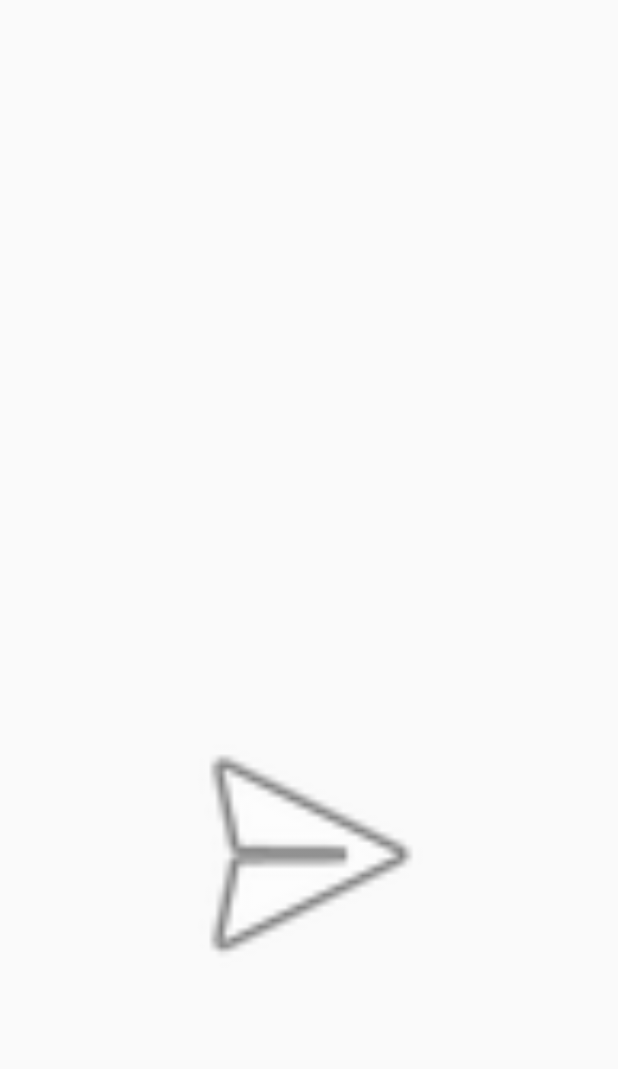
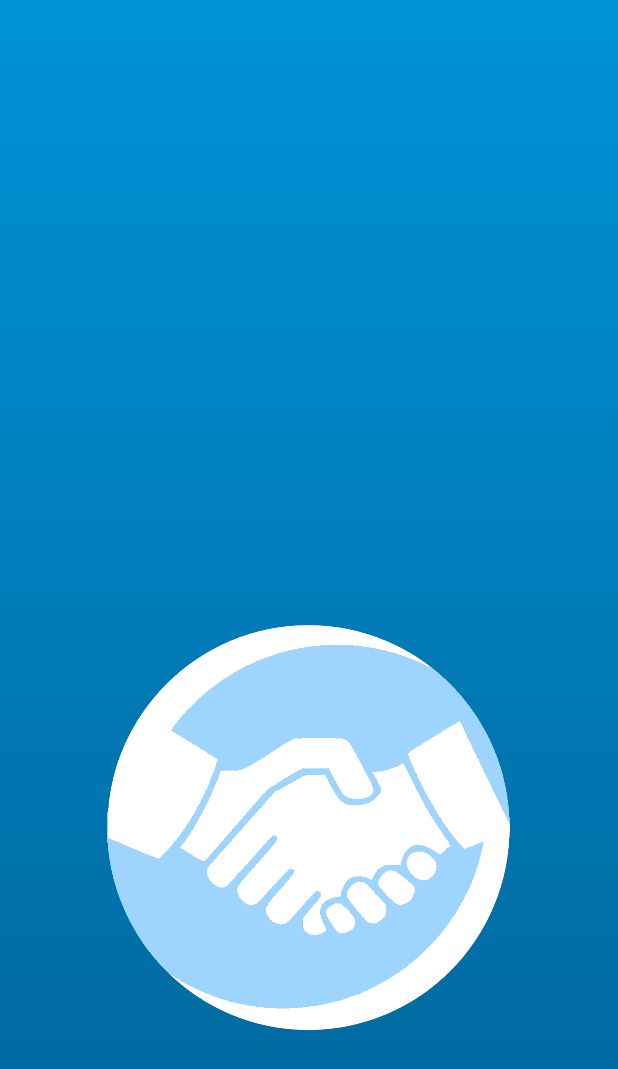
Before and after one commit to Jeremy461/NFCApp, an Android app: the screen it shows after launch (MainActivity), on a phone screen of 412 x 824 dp. Shown: the top 1069 px of the screen. Run offline under Robolectric (Android 15) with nearby library versions, the phone set to English and light mode, and no system bars; libraries missing offline, so code that uses them is left out: com.twitter.sdk; plain views replace TwitterLoginButton; 1 statement that could not run was skipped.

Commit message:
Update styling

```diff
--- a/app/src/main/java/com/example/myapplication/MainActivity.java
+++ b/app/src/main/java/com/example/myapplication/MainActivity.java
@@ -6,6 +6,7 @@ import android.content.pm.PackageManager;
 import android.os.Bundle;
 import android.view.View;
 import android.widget.ImageView;
+import android.widget.TextView;
 import android.widget.Toast;
 import com.twitter.sdk.android.core.*;
 import com.twitter.sdk.android.core.identity.TwitterLoginButton;
@@ -13,6 +14,7 @@ import com.twitter.sdk.android.core.identity.TwitterLoginButton;
 public class MainActivity extends Activity {
 
     private TwitterLoginButton twitterLoginButton;
+    private TextView twitterLoggedIn;
     private PackageManager packageManager;
 
     private String username;
@@ -29,10 +31,6 @@ public class MainActivity extends Activity {
 
         //Check installed applications
         packageManager = this.getPackageManager();
-        if (isPackageInstalled("com.linkedin.android", packageManager)) {
-
-        }
-
         if (isPackageInstalled("com.twitter.android", packageManager)) {
             twitterLoginButton = findViewById(R.id.twitter_login_button);
             twitterLoginButton.setVisibility(View.VISIBLE);
@@ -69,10 +67,10 @@ public class MainActivity extends Activity {
     }
 
     private void login(TwitterSession session) {
-        username = session.getUserName();
-
         Toast.makeText(MainActivity.this, "Logged in to Twitter", Toast.LENGTH_LONG).show();
         twitterLoginButton.setVisibility(View.INVISIBLE);
+        twitterLoggedIn = findViewById(R.id.twitter_logged_in);
+        twitterLoggedIn.setVisibility(View.VISIBLE);
     }
 
     //Check if package is installed on device
--- a/app/src/main/java/com/example/myapplication/SenderActivity.java
+++ b/app/src/main/java/com/example/myapplication/SenderActivity.java
@@ -20,11 +20,12 @@ public class SenderActivity extends AppCompatActivity implements OutcomingNfcMan
         setContentView(R.layout.activity_sender);
 
         if (!isNfcSupported()) {
-            Toast.makeText(this, "Nfc is not supported on this device", Toast.LENGTH_SHORT).show();
+            Toast.makeText(this, "Nfc is not supported on this device", Toast.LENGTH_LONG).show();
             finish();
         }
         if (!nfcAdapter.isEnabled()) {
-            Toast.makeText(this, "NFC disabled on this device. Turn on to proceed", Toast.LENGTH_SHORT).show();
+            Toast.makeText(this, "NFC disabled on this device. Turn on to proceed", Toast.LENGTH_LONG).show();
+            startActivity(new Intent(android.provider.Settings.ACTION_WIRELESS_SETTINGS));
         }
 
         Intent intent = getIntent();
--- /dev/null
+++ b/app/src/main/res/drawable/background_gradient.xml
@@ -0,0 +1,8 @@
+<?xml version="1.0" encoding="utf-8"?>
+<shape xmlns:android="http://schemas.android.com/apk/res/android"
+       android:shape="rectangle">
+    <gradient
+            android:startColor="#006499"
+            android:endColor="#0093d7"
+            android:angle="90" />
+</shape>
--- a/app/src/main/res/layout/activity_main.xml
+++ b/app/src/main/res/layout/activity_main.xml
@@ -1,10 +1,11 @@
 <?xml version="1.0" encoding="utf-8"?>
 <android.support.constraint.ConstraintLayout xmlns:android="http://schemas.android.com/apk/res/android"
                                              xmlns:app="http://schemas.android.com/apk/res-auto" xmlns:tools="http://schemas.android.com/tools" android:layout_width="match_parent"
-                                             android:layout_height="match_parent">
+                                             android:layout_height="match_parent"
+                                             android:background="@drawable/background_gradient">
     <ImageView
-            android:layout_width="212dp"
-            android:layout_height="205dp" android:src="@android:drawable/ic_menu_send"
+            android:layout_width="270dp"
+            android:layout_height="270dp" android:src="@drawable/logo"
             android:id="@+id/StartConnecting" android:layout_marginTop="8dp"
             app:layout_constraintTop_toTopOf="parent" app:layout_constraintStart_toStartOf="parent"
             android:layout_marginLeft="8dp" android:layout_marginStart="8dp" android:layout_marginBottom="8dp"
@@ -23,14 +24,17 @@
             app:layout_constraintBottom_toBottomOf="parent"
             app:layout_constraintVertical_bias="0.089" android:visibility="invisible"/>
 
-    <ImageView
-            android:layout_width="180dp"
-            android:layout_height="79dp"
-            android:id="@+id/linkedinLoginButton"
-            android:layout_marginTop="8dp" app:layout_constraintTop_toTopOf="parent" android:layout_marginStart="8dp"
-            app:layout_constraintStart_toStartOf="parent" android:layout_marginLeft="8dp"
-            android:layout_marginBottom="8dp" app:layout_constraintBottom_toBottomOf="parent"
-            android:layout_marginEnd="8dp" app:layout_constraintEnd_toEndOf="parent" android:layout_marginRight="8dp"
-            app:layout_constraintHorizontal_bias="0.497" app:layout_constraintVertical_bias="0.331"
-    />
+    <TextView
+            android:text="Logged in to Twitter"
+            android:layout_width="396dp"
+            android:layout_height="135dp"
+            android:id="@+id/twitter_logged_in" android:layout_marginTop="8dp"
+            app:layout_constraintTop_toTopOf="parent" app:layout_constraintStart_toStartOf="parent"
+            android:layout_marginLeft="8dp" android:layout_marginStart="8dp" android:layout_marginBottom="8dp"
+            app:layout_constraintBottom_toBottomOf="parent" app:layout_constraintEnd_toEndOf="parent"
+            android:layout_marginEnd="8dp" android:layout_marginRight="8dp" app:layout_constraintVertical_bias="0.048"
+            android:textAppearance="@style/TextAppearance.AppCompat.Display1"
+            app:layout_constraintHorizontal_bias="0.0" app:fontFamily="sans-serif-black" android:textColor="#FFFFFF"
+            android:gravity="center" android:visibility="invisible"/>
+
 </android.support.constraint.ConstraintLayout>
```
Also changed, not shown: app/src/main/AndroidManifest.xml (+8 -4 lines), app/src/main/java/com/example/myapplication/ReceiverActivity.java (+5 -9 lines), app/src/main/res/layout/activity_receiver.xml (+2 -30 lines), app/src/main/res/layout/activity_sender.xml (+16 -1 lines), app/src/main/res/drawable/logo.png (added).
